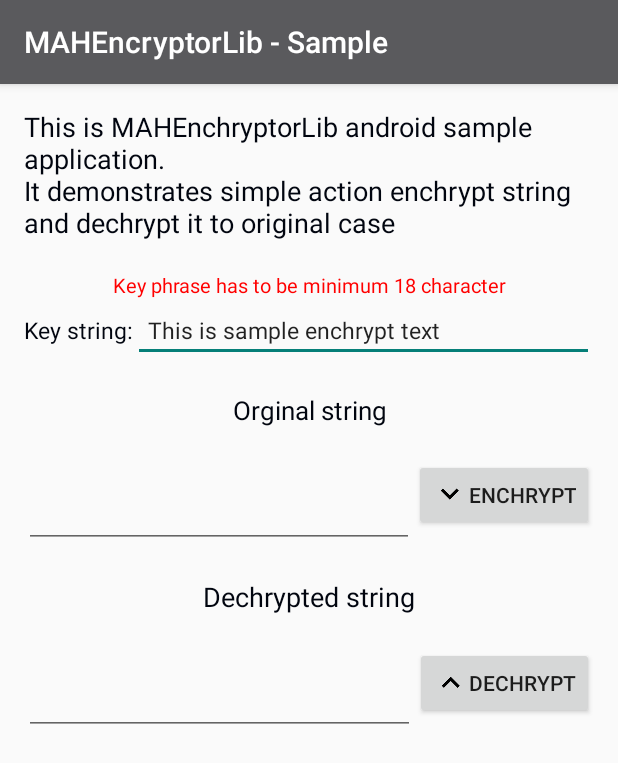
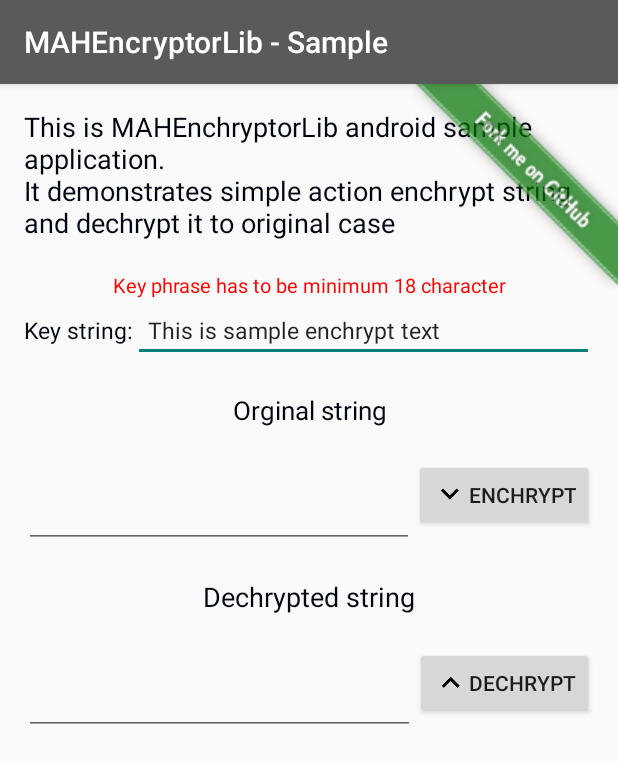
Before and after one commit to hummatli/SimpleEncryptionLib, an Android app: the screen it shows after launch (MainActivity), on a phone screen of 412 x 824 dp. Shown: the top 763 px of the screen. Run offline under Robolectric (Android 15) with nearby library versions, the light colour scheme and no system bars.

Commit message:
Added fork me github button

```diff
--- a/MAHEncryptorLib/build.gradle
+++ b/MAHEncryptorLib/build.gradle
@@ -5,7 +5,7 @@ buildscript {
         jcenter()
     }
     dependencies {
-        classpath 'com.android.tools.build:gradle:2.1.3'
+        classpath 'com.android.tools.build:gradle:2.2.3'
         classpath 'com.jfrog.bintray.gradle:gradle-bintray-plugin:1.7'
         classpath 'com.github.dcendents:android-maven-gradle-plugin:1.5'
 
--- a/MAHEncryptorLib/mah-encryptor-android-sample/build.gradle
+++ b/MAHEncryptorLib/mah-encryptor-android-sample/build.gradle
@@ -1,15 +1,15 @@
 apply plugin: 'com.android.application'
 
 android {
-    compileSdkVersion 24
-    buildToolsVersion "24.0.1"
+    compileSdkVersion 25
+    buildToolsVersion "25.0.0"
 
     defaultConfig {
         applicationId "com.mobapphome.mahencryptorlib"
         minSdkVersion 15
-        targetSdkVersion 24
-        versionCode 2
-        versionName "1.1"
+        targetSdkVersion 25
+        versionCode 3
+        versionName "1.1.1"
     }
     buildTypes {
         release {
@@ -22,6 +22,6 @@ android {
 dependencies {
     compile fileTree(include: ['*.jar'], dir: 'libs')
     testCompile 'junit:junit:4.12'
-    compile 'com.android.support:appcompat-v7:24.2.0'
+    compile 'com.android.support:appcompat-v7:25.1.1'
     compile project(':mah-encryptor-lib')
 }
--- a/MAHEncryptorLib/mah-encryptor-android-sample/src/main/java/com/mobapphome/mahencryptorlib/sample/MainActivity.java
+++ b/MAHEncryptorLib/mah-encryptor-android-sample/src/main/java/com/mobapphome/mahencryptorlib/sample/MainActivity.java
@@ -1,11 +1,16 @@
 package com.mobapphome.mahencryptorlib.sample;
 
+import android.content.Intent;
+import android.graphics.drawable.Drawable;
+import android.net.Uri;
 import android.support.v7.app.AlertDialog;
 import android.support.v7.app.AppCompatActivity;
 import android.os.Bundle;
 import android.view.View;
 import android.widget.EditText;
+import android.widget.ImageView;
 
+import com.mobapphome.mahencryptorlib.Constants;
 import com.mobapphome.mahencryptorlib.MAHEncryptor;
 import com.mobapphome.mahencryptorlib.R;
 
@@ -19,15 +24,34 @@ public class MainActivity extends AppCompatActivity implements View.OnClickListe
     protected void onCreate(Bundle savedInstanceState) {
         super.onCreate(savedInstanceState);
         setContentView(R.layout.activity_main);
+
+        editTextKeyPhrase = (EditText) findViewById(R.id.etKeyPhrase);
+        editTextOriginal = (EditText) findViewById(R.id.etOriginalTxt);
+        editTextEnchrypted = (EditText) findViewById(R.id.etEnchryptedTxt);
+
+
+        ImageView imageView = (ImageView) findViewById(R.id.ivMAHForkMeOnGithub);
+        Drawable forkMeImg = getResources().getDrawable(R.drawable.forkme_green);
+        // setting the opacity (alpha)
+        forkMeImg.setAlpha(180);
+        // setting the images on the ImageViews
+        imageView.setImageDrawable(forkMeImg);
+
+        imageView.setOnClickListener(this);
         findViewById(R.id.btnDechrypt).setOnClickListener(this);
         findViewById(R.id.btnEnchrypt).setOnClickListener(this);
-        editTextKeyPhrase = (EditText)findViewById(R.id.etKeyPhrase);
-        editTextOriginal = (EditText)findViewById(R.id.etOriginalTxt);
-        editTextEnchrypted = (EditText)findViewById(R.id.etEnchryptedTxt);
     }
 
     @Override
     public void onClick(View view) {
+
+        if (view.getId() == R.id.ivMAHForkMeOnGithub) {
+            Intent browserIntent = new Intent(Intent.ACTION_VIEW, Uri.parse(Constants.MAH_ENCHRIPTOR_GITHUB_LINK));
+            startActivity(browserIntent);
+        } else if (view.getId() == R.id.btnEnchrypt
+                || view.getId() == R.id.btnDechrypt) {
+
+            try {
                 String keyPhraseTxt = editTextKeyPhrase.getText().toString().trim();
                 if (keyPhraseTxt.isEmpty()) {
                     new AlertDialog.Builder(this)
@@ -39,13 +63,11 @@ public class MainActivity extends AppCompatActivity implements View.OnClickListe
                     return;
                 }
 
-        try {
-
                 if (view.getId() == R.id.btnEnchrypt) {
                     MAHEncryptor mahEncryptor = MAHEncryptor.newInstance(keyPhraseTxt);
 
                     String originaltxt = editTextOriginal.getText().toString().trim();
-                if (originaltxt.isEmpty()){
+                    if (originaltxt.isEmpty()) {
                         new AlertDialog.Builder(this)
                                 .setTitle("Caution!")
                                 .setMessage("Original string is empty. Fill it and continue.")
@@ -60,7 +82,7 @@ public class MainActivity extends AppCompatActivity implements View.OnClickListe
                     MAHEncryptor mahEncryptor = MAHEncryptor.newInstance(keyPhraseTxt);
 
                     String enchryptedTxt = editTextEnchrypted.getText().toString().trim();
-                if (enchryptedTxt.isEmpty()){
+                    if (enchryptedTxt.isEmpty()) {
                         new AlertDialog.Builder(this)
                                 .setTitle("Caution!")
                                 .setMessage("Enchrypted string is empty. Fill it and continue.")
@@ -71,7 +93,7 @@ public class MainActivity extends AppCompatActivity implements View.OnClickListe
                     }
                     editTextOriginal.setText(mahEncryptor.decode(enchryptedTxt));
                 }
-        }catch (Exception e){
+            } catch (Exception e) {
                 new AlertDialog.Builder(this)
                         .setTitle("Exception")
                         .setMessage(e.getMessage())
@@ -80,6 +102,6 @@ public class MainActivity extends AppCompatActivity implements View.OnClickListe
                         .show();
                 return;
             }
-
         }
     }
+}
--- a/MAHEncryptorLib/mah-encryptor-android-sample/src/main/res/layout/activity_main.xml
+++ b/MAHEncryptorLib/mah-encryptor-android-sample/src/main/res/layout/activity_main.xml
@@ -4,27 +4,38 @@
     android:layout_width="match_parent"
     android:layout_height="match_parent"
     android:orientation="vertical"
+    tools:context=".sample.MainActivity">
+
+    <RelativeLayout
+        android:layout_width="match_parent"
+        android:layout_height="match_parent">
+
+
+        <LinearLayout
+            android:layout_width="match_parent"
+            android:layout_height="match_parent"
+            android:orientation="vertical"
             android:paddingBottom="@dimen/activity_vertical_margin"
             android:paddingLeft="@dimen/activity_horizontal_margin"
             android:paddingRight="@dimen/activity_horizontal_margin"
-    android:paddingTop="@dimen/activity_vertical_margin"
-    tools:context=".sample.MainActivity">
+            android:paddingTop="@dimen/activity_vertical_margin">
+
 
             <TextView
                 android:layout_width="match_parent"
                 android:layout_height="wrap_content"
+                android:paddingBottom="20dp"
                 android:text="@string/txt_about"
-        android:paddingBottom="20dp"
-        android:textSize="18sp"
-        android:textColor="@color/colorCaptionText"/>
+                android:textColor="@color/colorCaptionText"
+                android:textSize="18sp" />
 
             <TextView
                 android:layout_width="match_parent"
                 android:layout_height="wrap_content"
+                android:gravity="center"
                 android:text="@string/txt_caution"
-        android:textSize="13sp"
                 android:textColor="@color/colorCaution"
-        android:gravity="center"/>
+                android:textSize="13sp" />
 
             <LinearLayout
                 android:layout_width="match_parent"
@@ -35,49 +46,51 @@
                     android:layout_width="wrap_content"
                     android:layout_height="wrap_content"
                     android:text="@string/txt_key_phrase"
-            android:textSize="15sp"
-            android:textColor="@color/colorCaptionText"/>
+                    android:textColor="@color/colorCaptionText"
+                    android:textSize="15sp" />
 
                 <EditText
                     android:id="@+id/etKeyPhrase"
                     android:layout_width="match_parent"
                     android:layout_height="wrap_content"
-            android:textSize="15sp"
+                    android:paddingLeft="10dp"
+                    android:paddingStart="10dp"
                     android:text="This is sample enchrypt text"
-            android:paddingLeft="10dp"
-            android:paddingStart="10dp"/>
+                    android:textSize="15sp" />
             </LinearLayout>
 
             <TextView
                 android:layout_width="match_parent"
                 android:layout_height="wrap_content"
                 android:gravity="center"
+                android:paddingBottom="10dp"
+                android:paddingTop="20dp"
                 android:text="@string/txt_enchrypted_str"
-        android:textSize="17sp"
-        android:paddingTop="20dp"
-        android:paddingBottom="10dp"
-        android:textColor="@color/colorCaptionText"/>
+                android:textColor="@color/colorCaptionText"
+                android:textSize="17sp" />
 
 
             <LinearLayout
                 android:layout_width="match_parent"
                 android:layout_height="wrap_content"
-        android:orientation="horizontal"
-        android:gravity="center">
+                android:gravity="center"
+                android:orientation="horizontal">
+
                 <EditText
                     android:id="@+id/etOriginalTxt"
                     android:layout_width="0dp"
+                    android:layout_height="wrap_content"
                     android:layout_weight="1"
-            android:layout_height="wrap_content"
-            android:textSize="15sp"
-            android:minHeight="70dp"/>
+                    android:minHeight="70dp"
+                    android:textSize="15sp" />
+
                 <Button
                     android:id="@+id/btnEnchrypt"
                     android:layout_width="wrap_content"
                     android:layout_height="wrap_content"
-            android:text="@string/txt_enchrypt"
                     android:drawableLeft="@drawable/ic_keyboard_arrow_down_black_24dp"
-            android:drawableStart="@drawable/ic_keyboard_arrow_down_black_24dp"/>
+                    android:drawableStart="@drawable/ic_keyboard_arrow_down_black_24dp"
+                    android:text="@string/txt_enchrypt" />
 
             </LinearLayout>
 
@@ -85,11 +98,11 @@
                 android:layout_width="match_parent"
                 android:layout_height="wrap_content"
                 android:gravity="center"
+                android:paddingBottom="10dp"
+                android:paddingTop="20dp"
                 android:text="@string/txt_dechrypted_str"
-        android:paddingTop="20dp"
-        android:paddingBottom="10dp"
-        android:textSize="18sp"
-        android:textColor="@color/colorCaptionText"/>
+                android:textColor="@color/colorCaptionText"
+                android:textSize="18sp" />
 
             <LinearLayout
                 android:layout_width="match_parent"
@@ -99,19 +112,29 @@
                 <EditText
                     android:id="@+id/etEnchryptedTxt"
                     android:layout_width="0dp"
+                    android:layout_height="wrap_content"
                     android:layout_weight="1"
-            android:layout_height="wrap_content"
-            android:textSize="15sp"
-            android:minHeight="70dp"/>
+                    android:minHeight="70dp"
+                    android:textSize="15sp" />
+
                 <Button
                     android:id="@+id/btnDechrypt"
                     android:layout_width="wrap_content"
                     android:layout_height="wrap_content"
-            android:text="@string/txt_dechrypt"
                     android:drawableLeft="@drawable/ic_keyboard_arrow_up_black_24dp"
-            android:drawableStart="@drawable/ic_keyboard_arrow_up_black_24dp"/>
+                    android:drawableStart="@drawable/ic_keyboard_arrow_up_black_24dp"
+                    android:text="@string/txt_dechrypt" />
 
             </LinearLayout>
+        </LinearLayout>
 
+        <ImageView
+            android:id="@+id/ivMAHForkMeOnGithub"
+            android:layout_width="wrap_content"
+            android:layout_height="wrap_content"
+            android:layout_alignParentRight="true"
+            android:layout_alignParentTop="true"
+            android:src="@drawable/forkme_green" />
+    </RelativeLayout>
 
 </LinearLayout>
--- /dev/null
+++ b/MAHEncryptorLib/mah-encryptor-lib/src/main/java/com/mobapphome/mahencryptorlib/Constants.java
@@ -0,0 +1,10 @@
+package com.mobapphome.mahencryptorlib;
+
+/**
+ * Created by settar on 2/6/17.
+ */
+
+public class Constants {
+    public static final String MAH_ENCHRIPTOR_GITHUB_LINK = "https://github.com/hummatli/MAHEncryptorLib";
+
+}
```
Also changed, not shown: MAHEncryptorLib/mah-encryptor-android-sample/src/main/res/drawable/forkme_green.png (added). Lines whose indentation alone changed are shown as unchanged.
